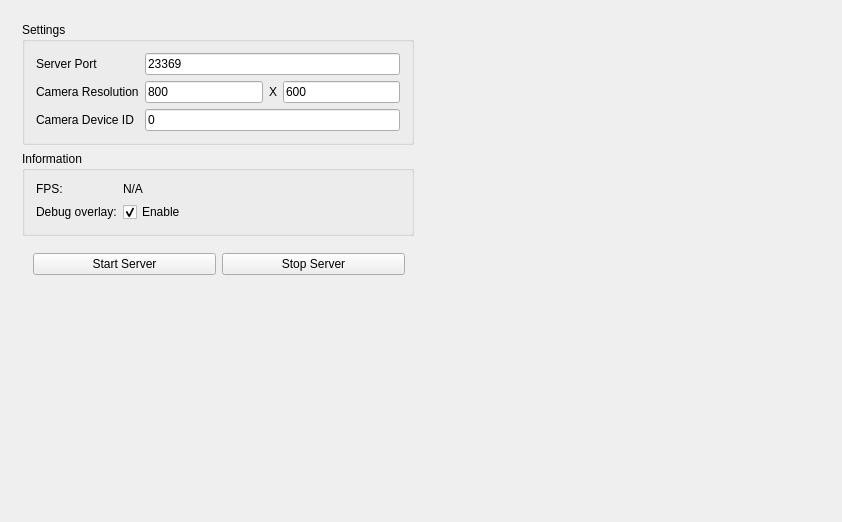
This is MirrorServer/Server/mainwindow.ui in thijser/ARGAME as Qt 5 draws it before an edit. The edited form follows.
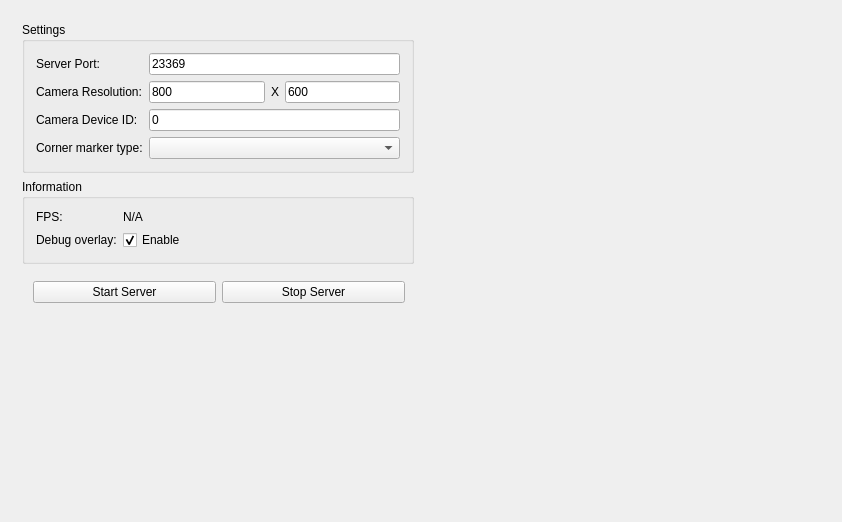
This is the edited form.

The edit to the form file:
```diff
--- a/MirrorServer/Server/mainwindow.ui
+++ b/MirrorServer/Server/mainwindow.ui
@@ -45,7 +45,7 @@
              </sizepolicy>
             </property>
             <property name="text">
-             <string>Server Port</string>
+             <string>Server Port:</string>
             </property>
            </widget>
           </item>
@@ -74,7 +74,7 @@
           <item row="1" column="0">
            <widget class="QLabel" name="resolutionLabel">
             <property name="text">
-             <string>Camera Resolution</string>
+             <string>Camera Resolution:</string>
             </property>
            </widget>
           </item>
@@ -132,7 +132,7 @@
           <item row="2" column="0">
            <widget class="QLabel" name="cameraLabel">
             <property name="text">
-             <string>Camera Device ID</string>
+             <string>&lt;html&gt;&lt;head/&gt;&lt;body&gt;&lt;p&gt;Camera Device ID:&lt;/p&gt;&lt;/body&gt;&lt;/html&gt;</string>
             </property>
            </widget>
           </item>
@@ -146,6 +146,20 @@
             </property>
            </widget>
           </item>
+          <item row="3" column="0">
+           <widget class="QLabel" name="label">
+            <property name="text">
+             <string>Corner marker type:</string>
+            </property>
+           </widget>
+          </item>
+          <item row="3" column="1">
+           <widget class="QComboBox" name="cornerMarkerType">
+            <property name="currentText">
+             <string/>
+            </property>
+           </widget>
+          </item>
          </layout>
         </widget>
        </item>
```
